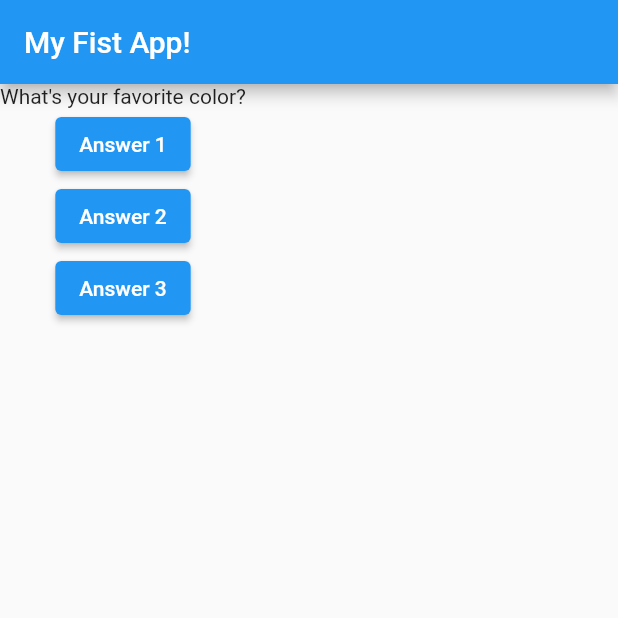
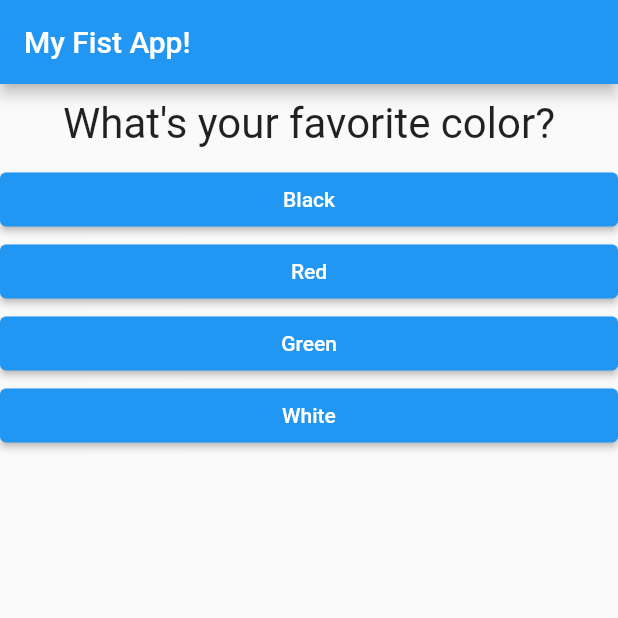
Before and after one commit to ayoline/Udemy---flutter_complete_guide, a Flutter app: the screen it shows after launch, on a phone screen of 412 x 824 dp, the top half of it. Run offline on Flutter 3.47's test engine with Material 2 defaults, Android fonts, the phone set to English and light mode, and no system bars.

```diff
--- /dev/null
+++ b/lib/answer.dart
@@ -0,0 +1,23 @@
+import "package:flutter/material.dart";
+
+class Answer extends StatelessWidget {
+  final VoidCallback selectHandler;
+  final String answerText;
+
+  Answer(this.selectHandler, this.answerText);
+
+  @override
+  Widget build(BuildContext context) {
+    return Container(
+      width: double.infinity,
+      child: ElevatedButton(
+        style: ButtonStyle(
+          backgroundColor: MaterialStateProperty.all(Colors.blue),
+          foregroundColor: MaterialStateProperty.all(Colors.white),
+        ),
+        onPressed: selectHandler,
+        child: Text(answerText),
+      ),
+    );
+  }
+}
--- a/lib/main.dart
+++ b/lib/main.dart
@@ -1,4 +1,7 @@
 import 'package:flutter/material.dart';
+
+import './question.dart';
+import './answer.dart';
 
 void main() {
   runApp(MyApp());
@@ -7,24 +10,34 @@ void main() {
 class MyApp extends StatefulWidget {
   @override
   State<StatefulWidget> createState() {
-    return MyAppState();
+    return _MyAppState();
   }
 }
 
-class MyAppState extends State<MyApp> {
-  var questionIndex = 0;
+class _MyAppState extends State<MyApp> {
+  var _questionIndex = 0;
 
-  void answerQuestion() {
+  void _answerQuestion() {
     setState(() {
-      questionIndex += 1;
+      _questionIndex += 1;
     });
     print('answer chosen!');
   }
 
   Widget build(BuildContext context) {
-    var questions = [
-      'What\'s your favorite color?',
-      'What\s your favorite animal?',
+    var _questions = [
+      {
+        "questionText": 'What\'s your favorite color?',
+        'answers': ['Black', 'Red', 'Green', 'White'],
+      },
+      {
+        "questionText": 'What\'s your favorite animal?',
+        'answers': ['Rabbit', 'Snake', 'Elephant', 'Lion'],
+      },
+      {
+        "questionText": 'Who\'s your favorite instructor?',
+        'answers': ['Max', 'Ander', 'Roger', 'Renato'],
+      },
     ];
     return MaterialApp(
       home: Scaffold(
@@ -33,23 +46,12 @@ class MyAppState extends State<MyApp> {
         ),
         body: Column(
           children: [
-            Text(
-              questions[questionIndex],
+            Question(
+              _questions[_questionIndex]['questionText'] as String,
             ),
-            ElevatedButton(
-              onPressed: answerQuestion,
-              child: Text('Answer 1'),
-            ),
-            ElevatedButton(
-              onPressed: () => print('answer 2'),
-              child: Text('Answer 2'),
-            ),
-            ElevatedButton(
-              onPressed: () {
-                print('answer 3');
-              },
-              child: Text('Answer 3'),
-            ),
+            ...(_questions[_questionIndex]['answers'] as List<String>).map((answer) {
+              return Answer(_answerQuestion, answer);
+            }).toList()
           ],
         ),
       ),
--- /dev/null
+++ b/lib/question.dart
@@ -0,0 +1,20 @@
+import 'package:flutter/material.dart';
+
+class Question extends StatelessWidget {
+  final String questionText;
+
+  Question(this.questionText);
+
+  @override
+  Widget build(BuildContext context) {
+    return Container(
+      width: double.infinity,
+      margin: EdgeInsets.all(10),
+      child: Text(
+        questionText,
+        style: TextStyle(fontSize: 28),
+        textAlign: TextAlign.center,
+      ),
+    );
+  }
+}
```
